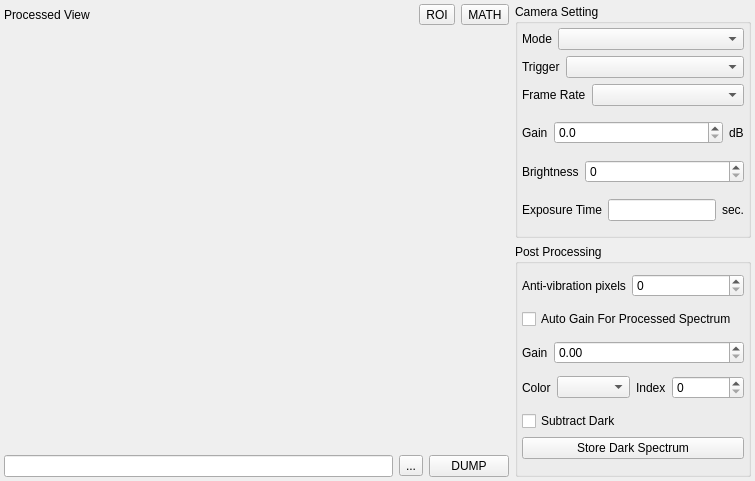
This is modules/optics/core/digitalcameraform.ui in northriv/KAME as Qt 5 draws it before an edit. The edited form follows.
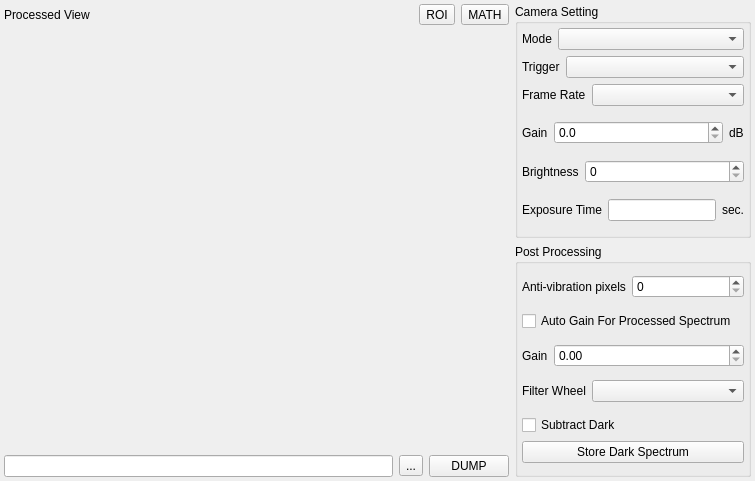
This is the edited form. Custom widgets are drawn as their Qt base class.

```diff
--- a/modules/optics/core/digitalcameraform.ui
+++ b/modules/optics/core/digitalcameraform.ui
@@ -416,7 +416,7 @@
             </sizepolicy>
            </property>
            <property name="text">
-            <string>Color</string>
+            <string>Filter Wheel</string>
            </property>
            <property name="wordWrap">
             <bool>false</bool>
@@ -424,33 +424,7 @@
           </widget>
          </item>
          <item>
-          <widget class="QComboBox" name="m_cmbColoringMethod"/>
-         </item>
-         <item>
-          <widget class="QLabel" name="textLabel1_2_5_3_3_12">
-           <property name="sizePolicy">
-            <sizepolicy hsizetype="Fixed" vsizetype="Preferred">
-             <horstretch>0</horstretch>
-             <verstretch>0</verstretch>
-            </sizepolicy>
-           </property>
-           <property name="text">
-            <string>Index</string>
-           </property>
-           <property name="wordWrap">
-            <bool>false</bool>
-           </property>
-          </widget>
-         </item>
-         <item>
-          <widget class="QSpinBox" name="m_spbColorIndex">
-           <property name="minimum">
-            <number>0</number>
-           </property>
-           <property name="maximum">
-            <number>2</number>
-           </property>
-          </widget>
+          <widget class="QComboBox" name="m_cmbFilterWheel"/>
          </item>
         </layout>
        </item>
```
